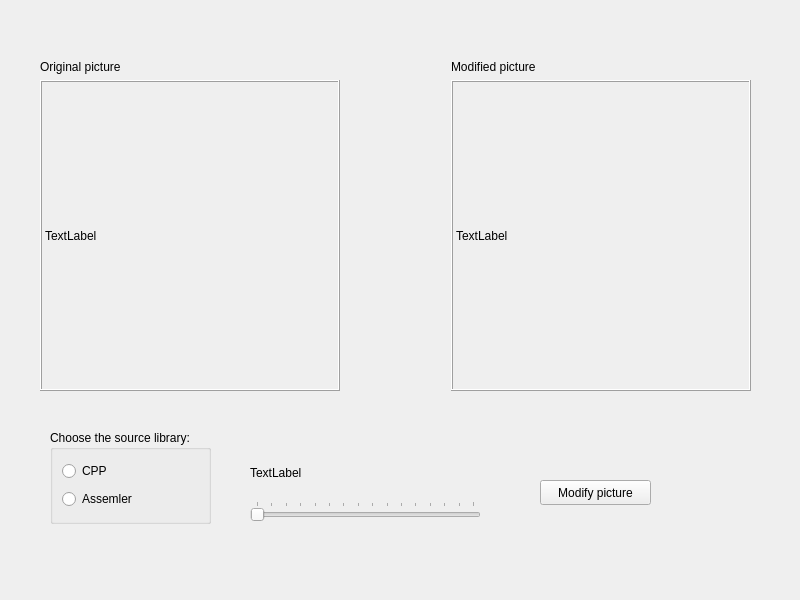
The window that Nazwa_do_ustalenia_po_zatwierdzeniu/mainwindow.ui (LapciuchPS/Curriculum-Vitae) describes before a commit, drawn with Qt 5.
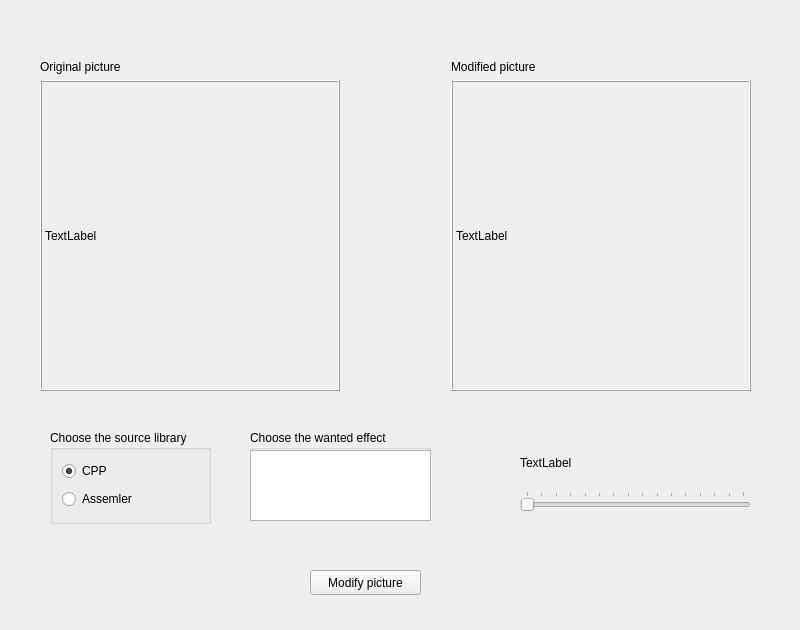
The same window after the commit.

Commit message: Add enum class for operation use on a picture. Added ListWidget, so user can choose operation/s and order in which the function should be run. Added function modofyPicture() but without any instructions yet

Patch:
```diff
--- a/Nazwa_do_ustalenia_po_zatwierdzeniu/mainwindow.ui
+++ b/Nazwa_do_ustalenia_po_zatwierdzeniu/mainwindow.ui
@@ -7,7 +7,7 @@
     <x>0</x>
     <y>0</y>
     <width>800</width>
-    <height>600</height>
+    <height>630</height>
    </rect>
   </property>
   <property name="windowTitle">
@@ -24,7 +24,7 @@
      </rect>
     </property>
     <property name="title">
-     <string>Choose the source library:</string>
+     <string>Choose the source library</string>
     </property>
     <layout class="QGridLayout" name="gridLayout">
      <item row="0" column="0">
@@ -32,6 +32,9 @@
        <property name="text">
         <string>CPP</string>
        </property>
+       <property name="checked">
+        <bool>true</bool>
+       </property>
       </widget>
      </item>
      <item row="1" column="0">
@@ -46,8 +49,8 @@
    <widget class="QPushButton" name="pushButton_modify_picture">
     <property name="geometry">
      <rect>
-      <x>540</x>
-      <y>480</y>
+      <x>310</x>
+      <y>570</y>
       <width>111</width>
       <height>25</height>
      </rect>
@@ -59,8 +62,8 @@
    <widget class="QWidget" name="layoutWidget">
     <property name="geometry">
      <rect>
-      <x>250</x>
-      <y>450</y>
+      <x>520</x>
+      <y>440</y>
       <width>231</width>
       <height>71</height>
      </rect>
@@ -191,6 +194,32 @@
      </item>
     </layout>
    </widget>
+   <widget class="QGroupBox" name="groupBox_operation_choice">
+    <property name="geometry">
+     <rect>
+      <x>250</x>
+      <y>430</y>
+      <width>181</width>
+      <height>91</height>
+     </rect>
+    </property>
+    <property name="title">
+     <string>Choose the wanted effect</string>
+    </property>
+    <widget class="QListWidget" name="listWidget_effects_widget">
+     <property name="geometry">
+      <rect>
+       <x>0</x>
+       <y>20</y>
+       <width>181</width>
+       <height>71</height>
+      </rect>
+     </property>
+     <property name="dragDropMode">
+      <enum>QAbstractItemView::DragDropMode::InternalMove</enum>
+     </property>
+    </widget>
+   </widget>
   </widget>
  </widget>
  <resources/>
```
Left out of the diff: 14 changed lines with no effect on the pictures. The commit also changes 5 other files.
